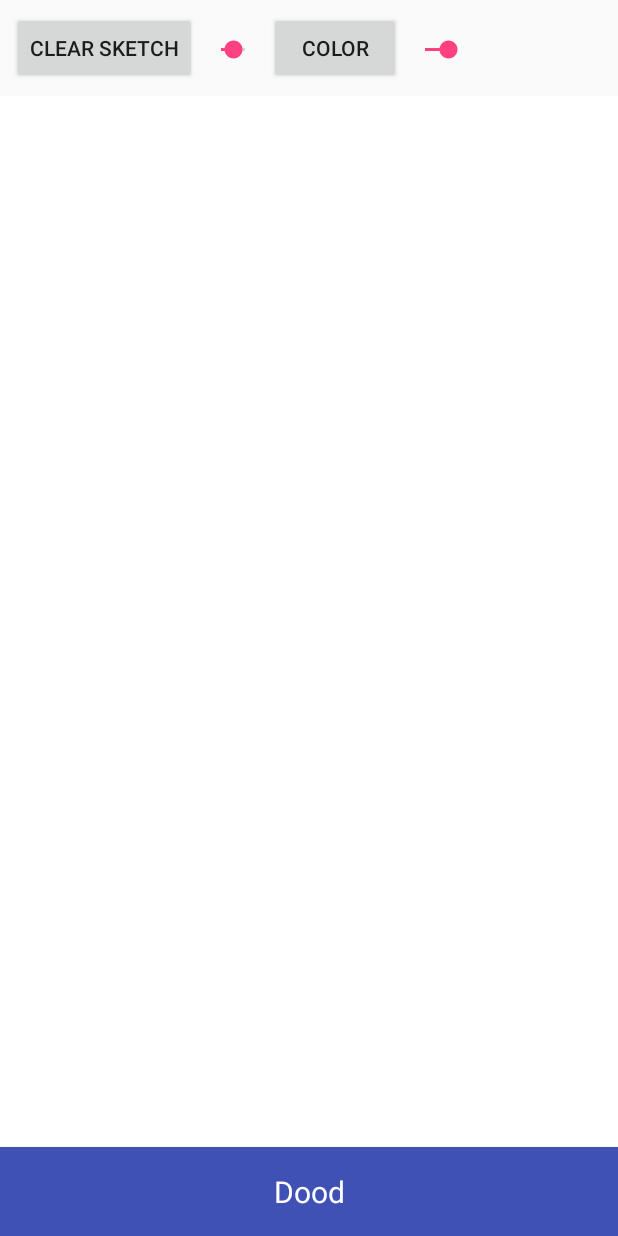
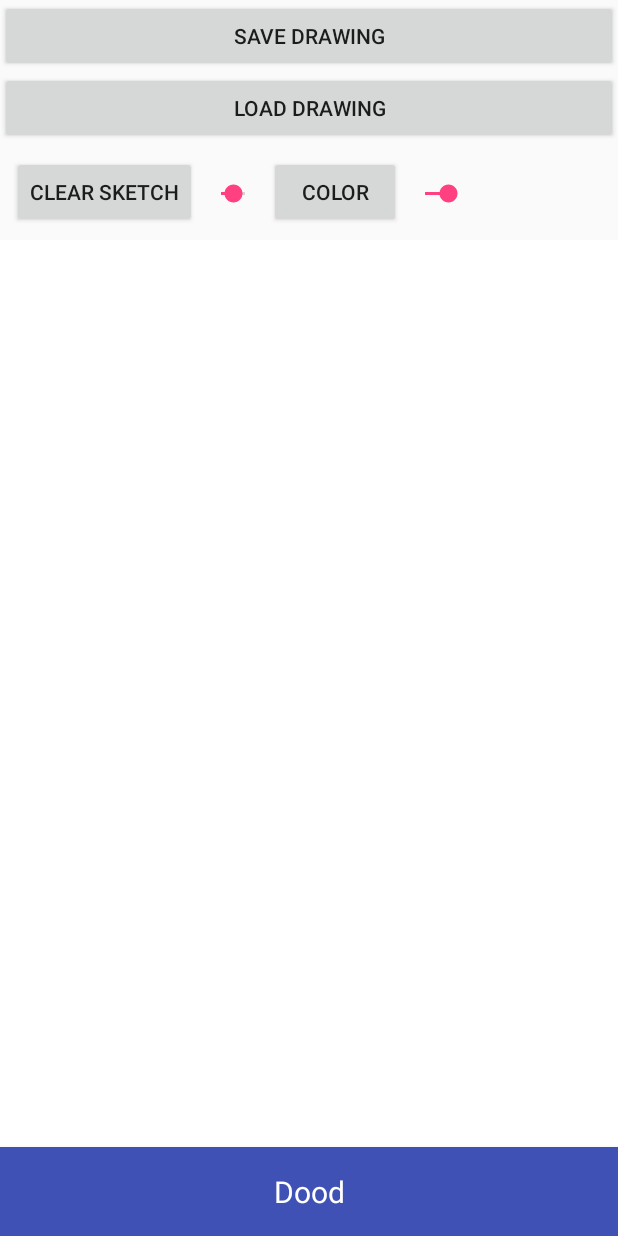
Before and after one commit to Larissa-Chelius/DoodleApp, an Android app built with Jetpack Compose: the screen it shows after launch (MainActivity), on a phone screen of 412 x 824 dp. Run offline under Robolectric (Android 15) with nearby library versions, the phone set to English and light mode, and no system bars.

Commit message:
load and save working

```diff
--- a/app/src/main/java/com/example/dood/MainActivity.kt
+++ b/app/src/main/java/com/example/dood/MainActivity.kt
@@ -14,6 +14,8 @@ class MainActivity : AppCompatActivity() {
     private var opacitySeekBar: SeekBar? = null
     private var clearButton: Button? = null
     private var colorButton: Button? = null
+    private var saveButton: Button? = null
+    private var loadButton: Button? = null
 
     override fun onCreate(savedInstanceState: Bundle?) {
         super.onCreate(savedInstanceState)
@@ -26,6 +28,8 @@ class MainActivity : AppCompatActivity() {
         opacitySeekBar = findViewById(R.id.seekBarOpacity)
         clearButton = findViewById(R.id.btnClear)
         colorButton = findViewById(R.id.btnColor)
+        saveButton = findViewById(R.id.btnSave)
+        loadButton = findViewById(R.id.btnLoad)
 
         // Set up Clear Button functionality
         clearButton?.setOnClickListener { doodleView?.clearCanvas() }
@@ -57,6 +61,15 @@ class MainActivity : AppCompatActivity() {
         colorButton?.setOnClickListener {
             showColorPickerDialog()
         }
+        // Set up Save Button functionality
+        saveButton?.setOnClickListener {
+            doodleView?.saveDrawing()
+        }
+
+        // Set up Load Button functionality
+        loadButton?.setOnClickListener {
+            doodleView?.loadDrawing()
+        }
     }
 
     private fun showColorPickerDialog() {
--- a/app/src/main/res/layout/activity_main.xml
+++ b/app/src/main/res/layout/activity_main.xml
@@ -4,6 +4,17 @@
     android:layout_width="match_parent"
     android:layout_height="match_parent"
     android:orientation="vertical">
+    <Button
+        android:id="@+id/btnSave"
+        android:layout_width="match_parent"
+        android:layout_height="wrap_content"
+        android:text="Save Drawing" />
+
+    <Button
+        android:id="@+id/btnLoad"
+        android:layout_width="match_parent"
+        android:layout_height="wrap_content"
+        android:text="Load Drawing" />
 
     <!-- Tool Panel -->
     <LinearLayout
```
Also changed, not shown: app/src/main/java/com/example/dood/DoodleView.java (+78 -1 lines).
